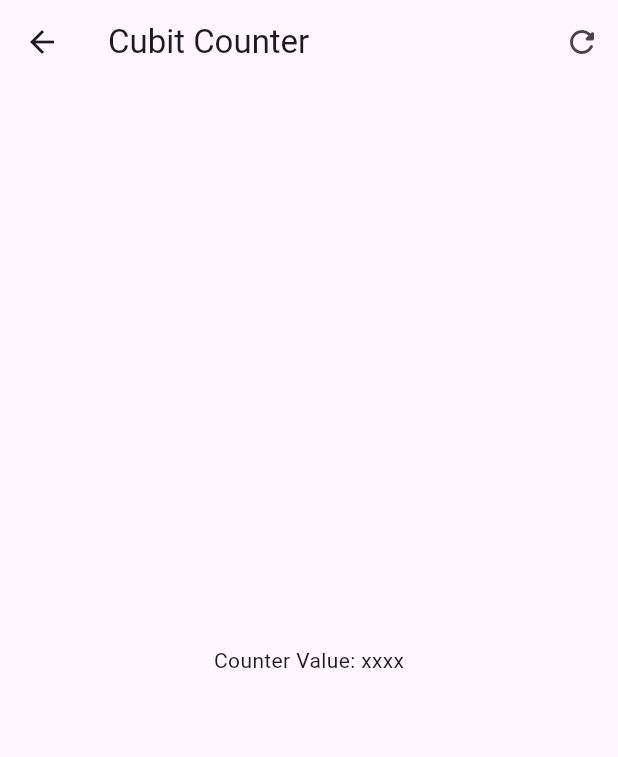
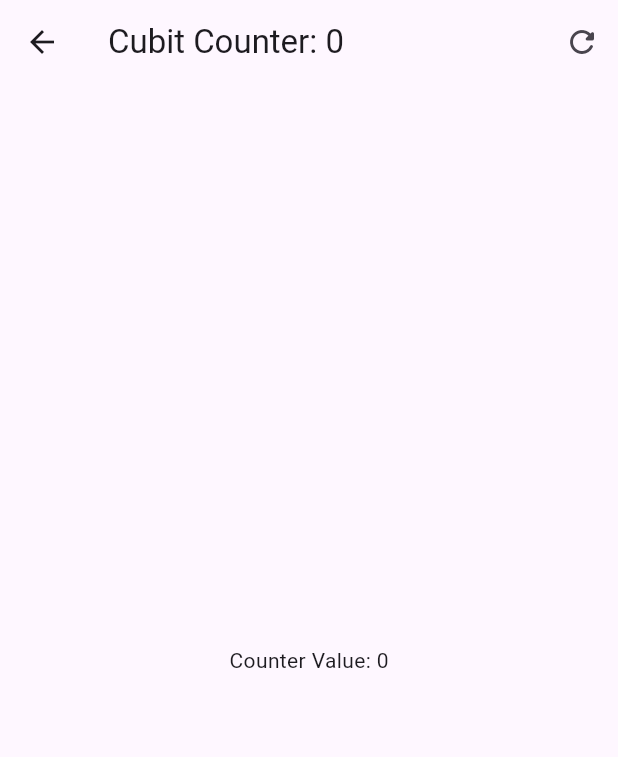
Before and after one commit to Willyrr-55/forms_app_flutter, a Flutter app: the screen it shows after launch, after a tap on "Cubits", on a phone screen of 412 x 824 dp. Shown: the top 757 px of the screen. Run offline on Flutter 3.47's test engine with Material 2 defaults, Android fonts, the phone set to English and light mode, and no system bars; our stand-ins replace equatable, flutter_bloc, go_router.

Commit message:
Terminando las pantallas de bloc counter y cubit counter en donde se aprendio a utilizar los manejadores de estados bloc y cubit respectivamente

```diff
--- a/lib/config/router/app_router.dart
+++ b/lib/config/router/app_router.dart
@@ -12,6 +12,10 @@ final appRouter = GoRouter(
     GoRoute(
       path: '/cubits',
       builder: (context, state) => const CubitCounterScreen()
-    )
+    ),
+    GoRoute(
+      path: '/counter-bloc',
+      builder: (context, state) => const BlocCounterScreen()
+    ),
   ]
 );
--- /dev/null
+++ b/lib/presentation/blocs/counter_bloc/counter_state.dart
@@ -0,0 +1,23 @@
+part of 'counter_bloc.dart';
+
+class CounterState extends Equatable {
+
+  final int counter;
+  final int transactionCount;
+
+  const CounterState({
+    this.counter = 0,
+    this.transactionCount  = 0
+  });
+
+  CounterState copyWith({
+    int? counter,
+    int? transactionCount
+  }) => CounterState(
+    counter: counter ?? this.counter,
+    transactionCount: transactionCount ?? this.transactionCount
+  );
+
+  @override
+  List<Object> get props => [counter, transactionCount];
+}
--- /dev/null
+++ b/lib/presentation/blocs/counter_cubit/counter_state.dart
@@ -0,0 +1,23 @@
+part of 'counter_cubit.dart';
+
+class CounterState extends Equatable {
+  final int counter;
+  final int transactionCount;
+
+  const CounterState({
+    this.counter = 0,
+    this.transactionCount = 0,
+  });
+
+  copyWith({
+    int? counter,
+    int? transactionCount,
+  })  => CounterState(
+    counter: counter ?? this.counter,
+    transactionCount: transactionCount ?? this.transactionCount
+  );
+
+  @override
+  // TODO: implement props
+  List<Object> get props => [counter, transactionCount];
+}
--- a/lib/presentation/screens/cubit_counter_screen.dart
+++ b/lib/presentation/screens/cubit_counter_screen.dart
@@ -1,51 +1,64 @@
-
-
 import 'package:flutter/material.dart';
+import 'package:flutter_bloc/flutter_bloc.dart';
+import 'package:forms_app/presentation/blocs/counter_cubit/counter_cubit.dart';
 
 class CubitCounterScreen extends StatelessWidget {
   const CubitCounterScreen({super.key});
 
   @override
   Widget build(BuildContext context) {
+    return BlocProvider(
+      create: (_) => CounterCubit(),
+      child: const _CubitCounterView(),
+    );
+  }
+}
+
+class _CubitCounterView extends StatelessWidget {
+  const _CubitCounterView();
+
+  increaseCounterBy(BuildContext context, [int value = 1] ){
+    context.read<CounterCubit>().increaseBy(value);
+  }
+
+  @override
+  Widget build(BuildContext context) {
+
+    // final counterState = context.watch<CounterCubit>().state;
+
     return Scaffold(
       appBar: AppBar(
-        title: const Text('Cubit Counter'),
+        title: context.select((CounterCubit value) {
+          return Text('Cubit Counter: ${value.state.transactionCount}');
+        }),
         actions: [
-          IconButton(
-            onPressed: (){},
-            icon: const Icon( Icons.refresh_rounded )
-          )
+          IconButton(onPressed: () => context.read<CounterCubit>().reset(), icon: const Icon(Icons.refresh_rounded))
         ],
       ),
-      body: const Center(
-        child: Text('Counter Value: xxxx'),
+      body: Center(
+        child: BlocBuilder<CounterCubit, CounterState>(
+          // buildWhen:(previous, current) => current.counter != previous.counter,
+          builder: (context, state) {
+            print('Counter cambio');
+            return Text('Counter Value: ${state.counter}');
+          },
+        ),
       ),
       floatingActionButton: Column(
         mainAxisAlignment: MainAxisAlignment.end,
         children: [
           FloatingActionButton(
-            heroTag: '1',
-            child: const Text('+3'),
-            onPressed: (){
-
-            }
+              heroTag: '1', child: const Text('+3'), onPressed: () => increaseCounterBy(context,3)),
+          const SizedBox(
+            height: 15,
           ),
-          const SizedBox(height: 15,),
           FloatingActionButton(
-            heroTag: '2',
-            child: const Text('+2'),
-            onPressed: (){
-
-            }
+              heroTag: '2', child: const Text('+2'), onPressed: () => increaseCounterBy(context,2)),
+          const SizedBox(
+            height: 15,
           ),
-          const SizedBox(height: 15,),
           FloatingActionButton(
-            heroTag: '3',
-            child: const Text('+1'),
-            onPressed: (){
-
-            }
-          ),
+              heroTag: '3', child: const Text('+1'), onPressed: () => increaseCounterBy(context)),
         ],
       ),
     );
--- a/lib/presentation/screens/home_screen.dart
+++ b/lib/presentation/screens/home_screen.dart
@@ -13,9 +13,20 @@ class HomeScreen extends StatelessWidget {
         children: [
           ListTile(
             title: const Text('Cubits'),
-            subtitle: const Text('Gestor de estado simpre'),
+            subtitle: const Text('Gestor de estado simple'),
             trailing: const Icon(Icons.arrow_forward_ios_rounded),
             onTap: () => context.push('/cubits'),
+          ),
+          ListTile(
+            title: const Text('BloC'),
+            subtitle: const Text('Gestor de estado compuesto'),
+            trailing: const Icon(Icons.arrow_forward_ios_rounded),
+            onTap: () => context.push('/counter-bloc'),
+          ),
+
+          const Padding(
+            padding: EdgeInsets.symmetric(horizontal: 15),
+            child: Divider(),
           )
         ],
       ),
--- a/pubspec.yaml
+++ b/pubspec.yaml
@@ -7,8 +7,10 @@ environment:
   sdk: '>=3.0.5 <4.0.0'
 
 dependencies:
+  equatable: ^2.0.5
   flutter:
     sdk: flutter
+  flutter_bloc: ^8.1.3
   go_router: ^9.0.2
 
 dev_dependencies:
```
Also changed, not shown: lib/presentation/blocs/counter_bloc/counter_bloc.dart (added, +33 -0 lines), lib/presentation/blocs/counter_bloc/counter_event.dart (added, +12 -0 lines), lib/presentation/blocs/counter_cubit/counter_cubit.dart (added, +21 -0 lines), lib/presentation/screens/bloc_counter_scree.dart (+39 -26 lines), pubspec.lock.
